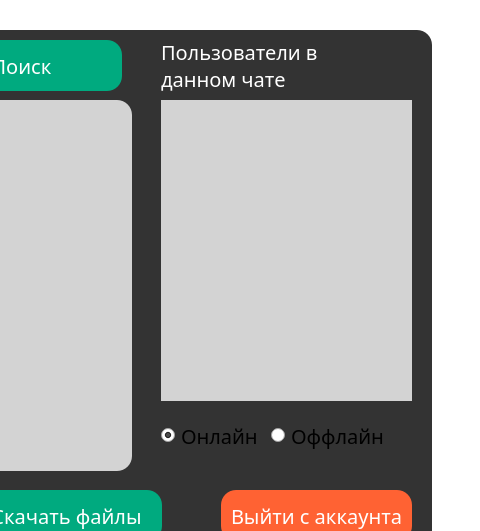
Above: Main.ui from ChazGrant/Messenger before the change; both pictures show x 819 to 1299 and y 0 to 531 of the 1299 by 700 pixel window. Below: the same form after it.
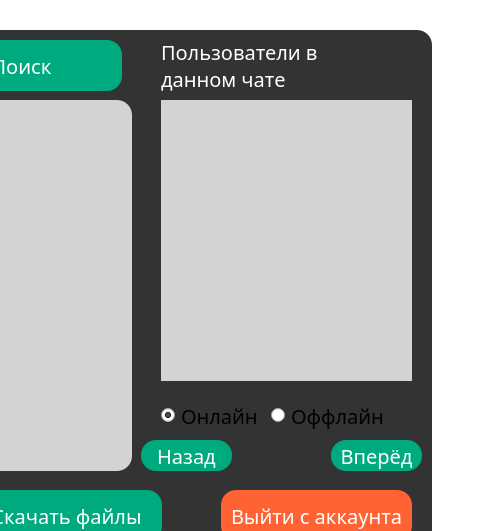
That is the form after the change. Icons and pictures are not drawn.

Diff of the .ui file:
```diff
--- a/Main.ui
+++ b/Main.ui
@@ -70,10 +70,6 @@
 #searchButton{
 	border-radius: 15px;
 	background-size: 5px;
-}
-#searchButton_2{
-	border-radius: 15px;
-	background-size: 5px;
 }</string>
   </property>
   <widget class="QWidget" name="centralwidget">
@@ -214,7 +210,7 @@
        <x>900</x>
        <y>70</y>
        <width>251</width>
-       <height>301</height>
+       <height>281</height>
       </rect>
      </property>
      <property name="autoFillBackground">
@@ -232,7 +228,7 @@
         <x>0</x>
         <y>0</y>
         <width>251</width>
-        <height>301</height>
+        <height>281</height>
        </rect>
       </property>
      </widget>
@@ -290,7 +286,7 @@
      <property name="geometry">
       <rect>
        <x>900</x>
-       <y>390</y>
+       <y>370</y>
        <width>111</width>
        <height>31</height>
       </rect>
@@ -306,7 +302,7 @@
      <property name="geometry">
       <rect>
        <x>1010</x>
-       <y>390</y>
+       <y>370</y>
        <width>151</width>
        <height>31</height>
       </rect>
@@ -364,6 +360,45 @@
       <number>300</number>
      </property>
     </widget>
+    <widget class="QLabel" name="messagesAmount">
+     <property name="geometry">
+      <rect>
+       <x>980</x>
+       <y>420</y>
+       <width>81</width>
+       <height>20</height>
+      </rect>
+     </property>
+     <property name="text">
+      <string/>
+     </property>
+    </widget>
+    <widget class="QPushButton" name="backButton">
+     <property name="geometry">
+      <rect>
+       <x>880</x>
+       <y>410</y>
+       <width>91</width>
+       <height>31</height>
+      </rect>
+     </property>
+     <property name="text">
+      <string>Назад</string>
+     </property>
+    </widget>
+    <widget class="QPushButton" name="forwardButton">
+     <property name="geometry">
+      <rect>
+       <x>1070</x>
+       <y>410</y>
+       <width>91</width>
+       <height>31</height>
+      </rect>
+     </property>
+     <property name="text">
+      <string>Вперёд</string>
+     </property>
+    </widget>
    </widget>
   </widget>
   <widget class="QMenuBar" name="menubar">
```
Left out of the diff: 2 changed lines with no effect on the pictures.
